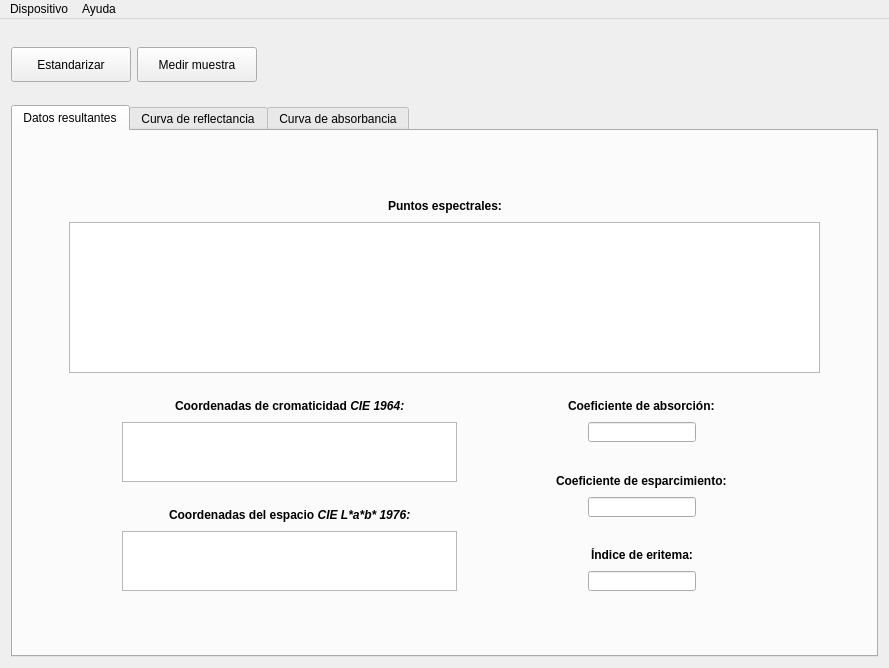
The window that mainwindow.ui (Gabnz/Spectrasoft) describes before a commit, drawn with Qt 5.
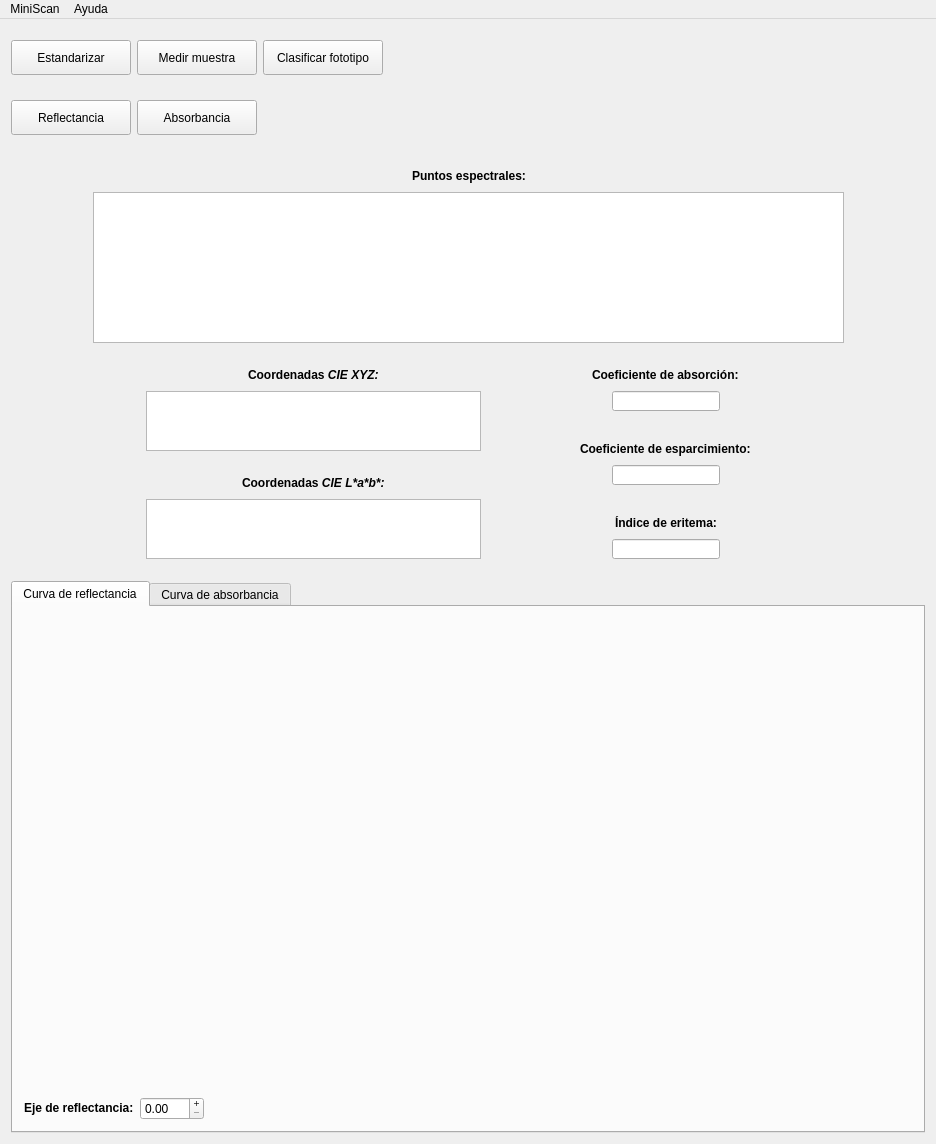
The same window after the commit. Icons and pictures are not drawn. Custom widgets are drawn as their Qt base class.

```diff
--- a/mainwindow.ui
+++ b/mainwindow.ui
@@ -6,8 +6,8 @@
    <rect>
     <x>0</x>
     <y>0</y>
-    <width>887</width>
-    <height>668</height>
+    <width>936</width>
+    <height>1144</height>
    </rect>
   </property>
   <property name="windowTitle">
@@ -30,7 +30,7 @@
           </property>
           <property name="sizeHint" stdset="0">
            <size>
-            <width>20</width>
+            <width>114</width>
             <height>13</height>
            </size>
           </property>
@@ -42,11 +42,24 @@
            <enum>Qt::Vertical</enum>
           </property>
           <property name="sizeType">
-           <enum>QSizePolicy::Fixed</enum>
+           <enum>QSizePolicy::Preferred</enum>
           </property>
           <property name="sizeHint" stdset="0">
            <size>
-            <width>20</width>
+            <width>114</width>
+            <height>13</height>
+           </size>
+          </property>
+         </spacer>
+        </item>
+        <item row="0" column="2">
+         <spacer name="verticalSpacer_11">
+          <property name="orientation">
+           <enum>Qt::Vertical</enum>
+          </property>
+          <property name="sizeHint" stdset="0">
+           <size>
+            <width>114</width>
             <height>13</height>
            </size>
           </property>
@@ -122,6 +135,35 @@
          </widget>
         </item>
         <item row="1" column="2">
+         <widget class="QPushButton" name="btnFototipo">
+          <property name="minimumSize">
+           <size>
+            <width>120</width>
+            <height>35</height>
+           </size>
+          </property>
+          <property name="maximumSize">
+           <size>
+            <width>120</width>
+            <height>35</height>
+           </size>
+          </property>
+          <property name="text">
+           <string>Clasificar fototipo</string>
+          </property>
+          <property name="icon">
+           <iconset resource="recursos.qrc">
+            <normaloff>:/img/fototipos_small.png</normaloff>:/img/fototipos_small.png</iconset>
+          </property>
+          <property name="iconSize">
+           <size>
+            <width>20</width>
+            <height>20</height>
+           </size>
+          </property>
+         </widget>
+        </item>
+        <item row="1" column="3">
          <spacer name="horizontalSpacer_4">
           <property name="orientation">
            <enum>Qt::Horizontal</enum>
@@ -144,7 +186,7 @@
           </property>
           <property name="sizeHint" stdset="0">
            <size>
-            <width>20</width>
+            <width>114</width>
             <height>13</height>
            </size>
           </property>
@@ -156,11 +198,24 @@
            <enum>Qt::Vertical</enum>
           </property>
           <property name="sizeType">
-           <enum>QSizePolicy::Fixed</enum>
+           <enum>QSizePolicy::Preferred</enum>
           </property>
           <property name="sizeHint" stdset="0">
            <size>
-            <width>20</width>
+            <width>114</width>
+            <height>13</height>
+           </size>
+          </property>
+         </spacer>
+        </item>
+        <item row="2" column="2">
+         <spacer name="verticalSpacer_12">
+          <property name="orientation">
+           <enum>Qt::Vertical</enum>
+          </property>
+          <property name="sizeHint" stdset="0">
+           <size>
+            <width>114</width>
             <height>13</height>
            </size>
           </property>
@@ -169,22 +224,133 @@
        </layout>
       </item>
       <item>
-       <widget class="QTabWidget" name="tabWidget">
-        <property name="autoFillBackground">
-         <bool>false</bool>
-        </property>
-        <property name="tabShape">
-         <enum>QTabWidget::Rounded</enum>
-        </property>
-        <property name="currentIndex">
-         <number>0</number>
-        </property>
-        <widget class="QWidget" name="datos">
-         <attribute name="title">
-          <string>Datos resultantes</string>
-         </attribute>
          <layout class="QGridLayout" name="gridLayout_5">
           <item row="0" column="0">
+         <spacer name="verticalSpacer_14">
+          <property name="orientation">
+           <enum>Qt::Vertical</enum>
+          </property>
+          <property name="sizeHint" stdset="0">
+           <size>
+            <width>14</width>
+            <height>13</height>
+           </size>
+          </property>
+         </spacer>
+        </item>
+        <item row="0" column="1">
+         <spacer name="verticalSpacer_15">
+          <property name="orientation">
+           <enum>Qt::Vertical</enum>
+          </property>
+          <property name="sizeHint" stdset="0">
+           <size>
+            <width>14</width>
+            <height>13</height>
+           </size>
+          </property>
+         </spacer>
+        </item>
+        <item row="1" column="0">
+         <widget class="QPushButton" name="btnReflectancia">
+          <property name="minimumSize">
+           <size>
+            <width>120</width>
+            <height>35</height>
+           </size>
+          </property>
+          <property name="maximumSize">
+           <size>
+            <width>120</width>
+            <height>35</height>
+           </size>
+          </property>
+          <property name="text">
+           <string>Reflectancia</string>
+          </property>
+          <property name="icon">
+           <iconset resource="recursos.qrc">
+            <normaloff>:/img/curva_reflectancia.png</normaloff>:/img/curva_reflectancia.png</iconset>
+          </property>
+          <property name="iconSize">
+           <size>
+            <width>30</width>
+            <height>30</height>
+           </size>
+          </property>
+         </widget>
+        </item>
+        <item row="1" column="1">
+         <widget class="QPushButton" name="btnAbsorbancia">
+          <property name="minimumSize">
+           <size>
+            <width>120</width>
+            <height>35</height>
+           </size>
+          </property>
+          <property name="maximumSize">
+           <size>
+            <width>120</width>
+            <height>35</height>
+           </size>
+          </property>
+          <property name="text">
+           <string>Absorbancia</string>
+          </property>
+          <property name="icon">
+           <iconset resource="recursos.qrc">
+            <normaloff>:/img/curva_absorbancia.png</normaloff>:/img/curva_absorbancia.png</iconset>
+          </property>
+          <property name="iconSize">
+           <size>
+            <width>30</width>
+            <height>30</height>
+           </size>
+          </property>
+         </widget>
+        </item>
+        <item row="1" column="2">
+         <spacer name="horizontalSpacer_2">
+          <property name="orientation">
+           <enum>Qt::Horizontal</enum>
+          </property>
+          <property name="sizeHint" stdset="0">
+           <size>
+            <width>40</width>
+            <height>20</height>
+           </size>
+          </property>
+         </spacer>
+        </item>
+        <item row="2" column="0">
+         <spacer name="verticalSpacer_16">
+          <property name="orientation">
+           <enum>Qt::Vertical</enum>
+          </property>
+          <property name="sizeHint" stdset="0">
+           <size>
+            <width>14</width>
+            <height>13</height>
+           </size>
+          </property>
+         </spacer>
+        </item>
+        <item row="2" column="1">
+         <spacer name="verticalSpacer_18">
+          <property name="orientation">
+           <enum>Qt::Vertical</enum>
+          </property>
+          <property name="sizeHint" stdset="0">
+           <size>
+            <width>14</width>
+            <height>13</height>
+           </size>
+          </property>
+         </spacer>
+        </item>
+       </layout>
+      </item>
+      <item>
            <layout class="QGridLayout" name="gridLayout_3">
             <item row="0" column="1">
              <spacer name="verticalSpacer_4">
@@ -351,7 +517,7 @@
                       <item>
                        <widget class="QLabel" name="etqCromaticidad">
                         <property name="text">
-                         <string>&lt;html&gt;&lt;head/&gt;&lt;body&gt;&lt;p&gt;&lt;span style=&quot; font-weight:600;&quot;&gt;Coordenadas de cromaticidad &lt;/span&gt;&lt;span style=&quot; font-weight:600; font-style:italic;&quot;&gt;CIE 1964:&lt;/span&gt;&lt;/p&gt;&lt;/body&gt;&lt;/html&gt;</string>
+                     <string>&lt;html&gt;&lt;head/&gt;&lt;body&gt;&lt;p&gt;&lt;span style=&quot; font-weight:600;&quot;&gt;Coordenadas &lt;/span&gt;&lt;span style=&quot; font-weight:600; font-style:italic;&quot;&gt;CIE XYZ:&lt;/span&gt;&lt;/p&gt;&lt;/body&gt;&lt;/html&gt;</string>
                         </property>
                        </widget>
                       </item>
@@ -421,7 +587,7 @@
                       <item>
                        <widget class="QLabel" name="etqLab">
                         <property name="text">
-                         <string>&lt;html&gt;&lt;head/&gt;&lt;body&gt;&lt;p&gt;&lt;span style=&quot; font-weight:600;&quot;&gt;Coordenadas del espacio &lt;/span&gt;&lt;span style=&quot; font-weight:600; font-style:italic;&quot;&gt;CIE  L*a*b* 1976:&lt;/span&gt;&lt;/p&gt;&lt;/body&gt;&lt;/html&gt;</string>
+                     <string>&lt;html&gt;&lt;head/&gt;&lt;body&gt;&lt;p&gt;&lt;span style=&quot; font-weight:600;&quot;&gt;Coordenadas &lt;/span&gt;&lt;span style=&quot; font-weight:600; font-style:italic;&quot;&gt;CIE L*a*b*:&lt;/span&gt;&lt;/p&gt;&lt;/body&gt;&lt;/html&gt;</string>
                         </property>
                        </widget>
                       </item>
@@ -800,8 +966,17 @@
             </item>
            </layout>
           </item>
-         </layout>
-        </widget>
+      <item>
+       <widget class="QTabWidget" name="tabWidget">
+        <property name="autoFillBackground">
+         <bool>false</bool>
+        </property>
+        <property name="tabShape">
+         <enum>QTabWidget::Rounded</enum>
+        </property>
+        <property name="currentIndex">
+         <number>0</number>
+        </property>
         <widget class="QWidget" name="reflectancia">
          <attribute name="title">
           <string>Curva de reflectancia</string>
@@ -935,13 +1110,13 @@
     <rect>
      <x>0</x>
      <y>0</y>
-     <width>887</width>
+     <width>936</width>
      <height>21</height>
     </rect>
    </property>
-   <widget class="QMenu" name="menuDispositivo">
+   <widget class="QMenu" name="menuMiniScanXEPlus">
     <property name="title">
-     <string>Dispositivo</string>
+     <string>MiniScan</string>
     </property>
     <addaction name="actionConectar"/>
     <addaction name="actionDesconectar"/>
@@ -954,7 +1129,7 @@
     </property>
     <addaction name="actionAcerca_de"/>
    </widget>
-   <addaction name="menuDispositivo"/>
+   <addaction name="menuMiniScanXEPlus"/>
    <addaction name="menuAyuda"/>
   </widget>
   <action name="actionConectar">
```
Lines whose indentation alone changed are shown as unchanged.
